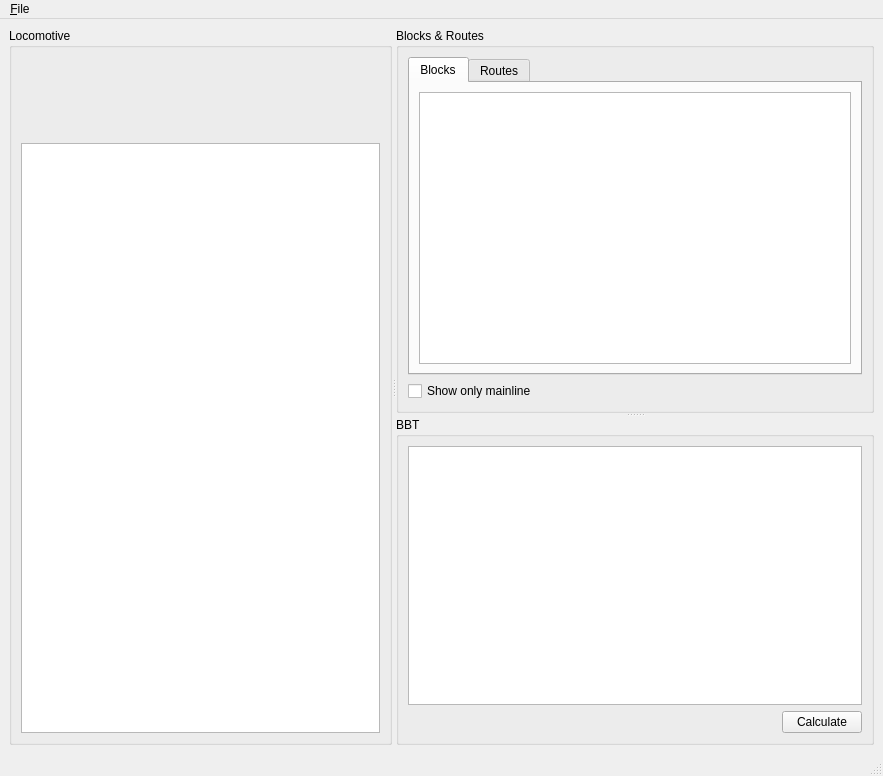
Qt form src/gui/forms/mainwindow.ui (GaryMatthews/RocrailBBTCalculator) before a commit.
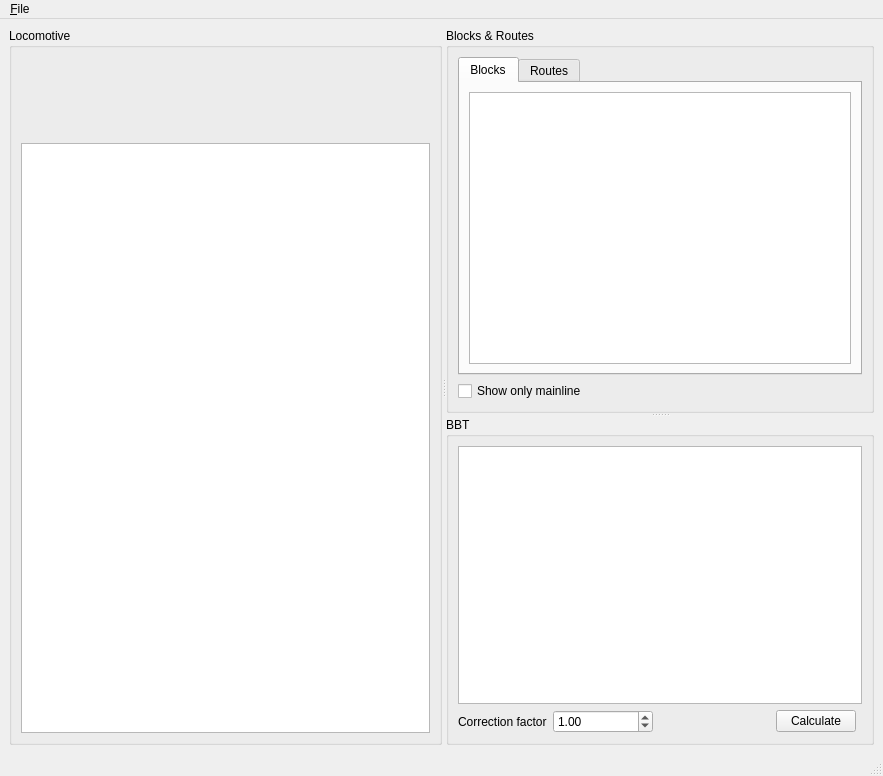
The same form after that commit. Icons and pictures are not drawn.

Commit message: (+) add a correction factor for the deceleration time computation

Patch:
```diff
--- a/src/gui/forms/mainwindow.ui
+++ b/src/gui/forms/mainwindow.ui
@@ -93,29 +93,61 @@
          <string>BBT</string>
         </property>
         <layout class="QGridLayout" name="gridLayout_2">
-         <item row="0" column="0" colspan="2">
-          <widget class="QTableView" name="bbtTable"/>
-         </item>
          <item row="1" column="1">
-          <widget class="QPushButton" name="calculateBBT">
-           <property name="text">
-            <string>Calculate</string>
+          <widget class="QDoubleSpinBox" name="correctionFactor">
+           <property name="sizePolicy">
+            <sizepolicy hsizetype="MinimumExpanding" vsizetype="Fixed">
+             <horstretch>0</horstretch>
+             <verstretch>0</verstretch>
+            </sizepolicy>
+           </property>
+           <property name="prefix">
+            <string/>
+           </property>
+           <property name="minimum">
+            <double>0.500000000000000</double>
+           </property>
+           <property name="maximum">
+            <double>1.500000000000000</double>
+           </property>
+           <property name="singleStep">
+            <double>0.050000000000000</double>
+           </property>
+           <property name="value">
+            <double>1.000000000000000</double>
            </property>
           </widget>
          </item>
          <item row="1" column="0">
+          <widget class="QLabel" name="correctionFactorDescription">
+           <property name="text">
+            <string>Correction factor</string>
+           </property>
+          </widget>
+         </item>
+         <item row="0" column="0" colspan="7">
+          <widget class="QTableView" name="bbtTable"/>
+         </item>
+         <item row="1" column="4">
           <spacer name="horizontalSpacer">
            <property name="orientation">
             <enum>Qt::Horizontal</enum>
            </property>
            <property name="sizeHint" stdset="0">
             <size>
-             <width>295</width>
+             <width>40</width>
              <height>20</height>
             </size>
            </property>
           </spacer>
          </item>
+         <item row="1" column="5">
+          <widget class="QPushButton" name="calculateBBT">
+           <property name="text">
+            <string>Calculate</string>
+           </property>
+          </widget>
+         </item>
         </layout>
        </widget>
       </widget>
```
The commit also changes 5 other files.
